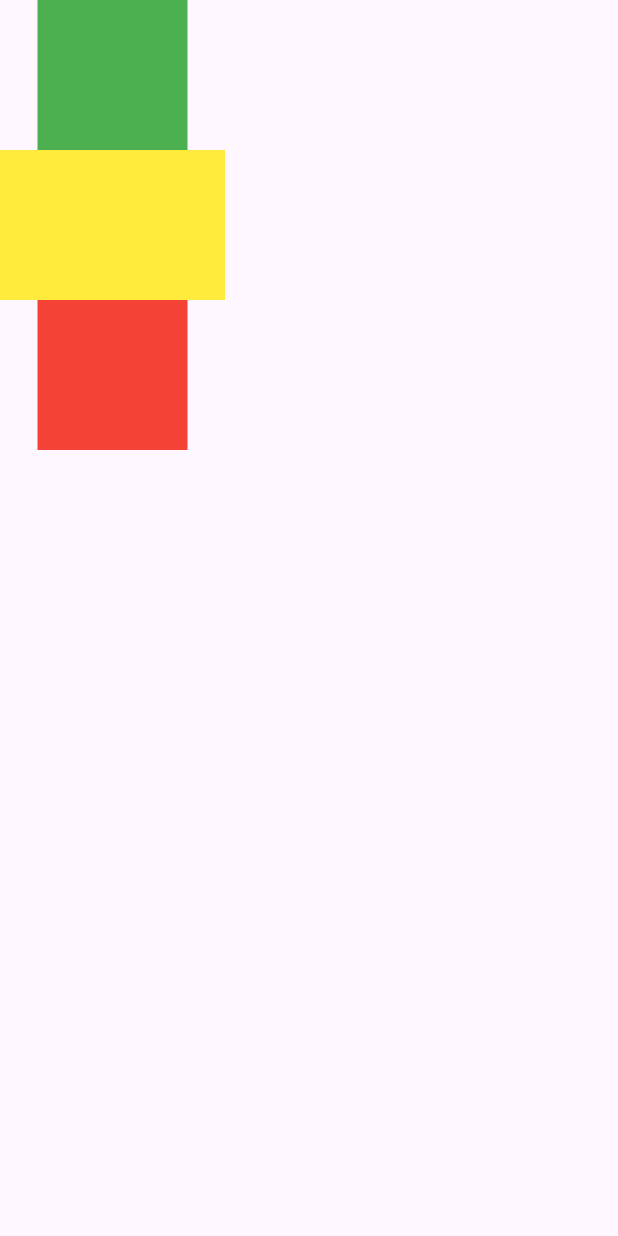
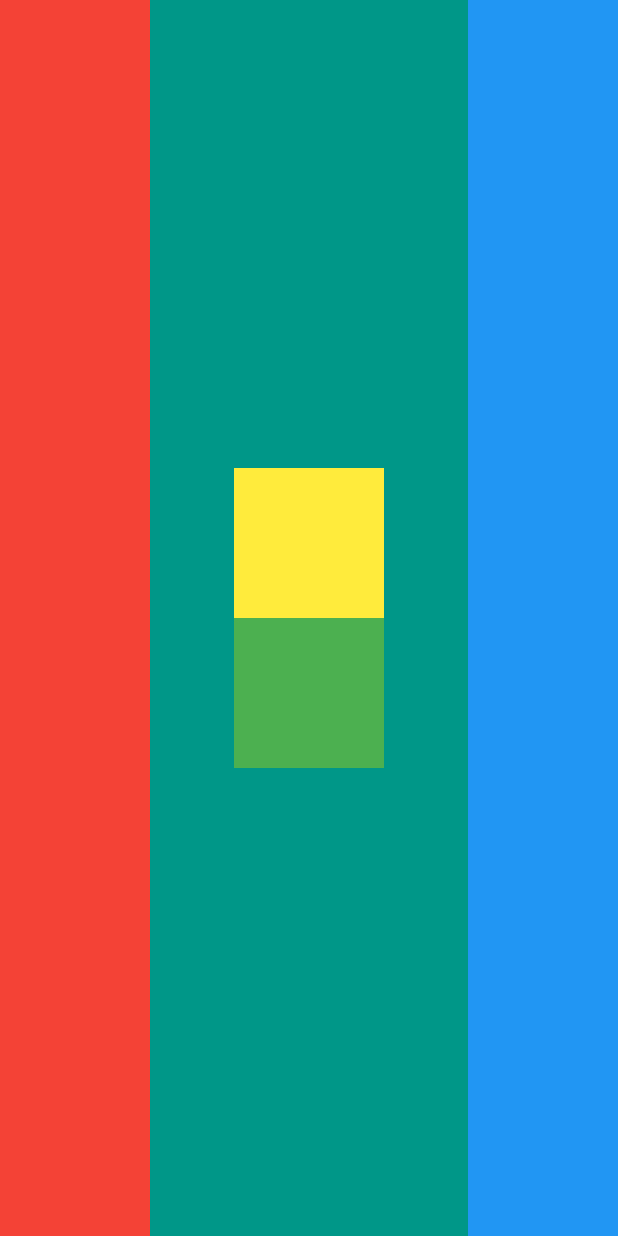
Before and after one commit to noobydev546/moblieapp, a Flutter app: the screen it shows after launch, on a phone screen of 412 x 824 dp. Run offline on Flutter 3.47's test engine with Material 3 defaults, Android fonts, the phone set to English and light mode, and no system bars.

Commit message:
complete design 1

```diff
--- a/lib/main.dart
+++ b/lib/main.dart
@@ -1,8 +1,6 @@
 import 'package:flutter/material.dart';
-import 'package:moblieapp/week05/multi_child_demo.dart';
+import 'package:moblieapp/week05/design1.dart';
 
 void main() {
-  runApp(
-    MaterialApp(home: MultiChildDemo(), debugShowCheckedModeBanner: false),
-  );
+  runApp(MaterialApp(home: Design1(), debugShowCheckedModeBanner: false));
 }
--- /dev/null
+++ b/lib/week05/design1.dart
@@ -0,0 +1,31 @@
+import 'package:flutter/material.dart';
+
+class Design1 extends StatelessWidget {
+  const Design1({super.key});
+
+  @override
+  Widget build(BuildContext context) {
+    return Scaffold(
+      body: Row(
+        children: [
+          Container(color: Colors.red, width: 100),
+          Expanded(
+            child: Container(
+              color: Colors.teal,
+              width: 100,
+              // height: 100,
+              child: Column(
+                mainAxisAlignment: MainAxisAlignment.center,
+                children: [
+                  Container(color: Colors.yellow, width: 100, height: 100),
+                  Container(color: Colors.green, width: 100, height: 100),
+                ],
+              ),
+            ),
+          ),
+          Container(color: Colors.blue, width: 100),
+        ],
+      ),
+    );
+  }
+}
```
